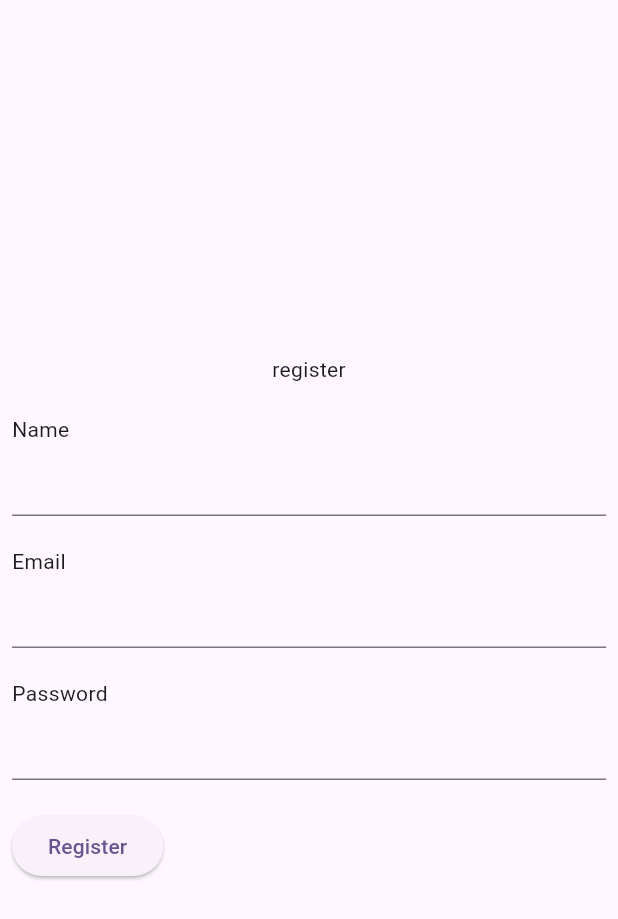
After one commit to Serianto/UJK, a Flutter app: the RegisScreen screen opened directly, after a tap on "Register", on a phone screen of 412 x 824 dp. The commit adds this screen. Shown: the top 919 px of the screen. Run offline on Flutter 3.47's test engine with Material 3 defaults, Android fonts, the phone set to English and light mode, and no system bars; our stand-ins replace shared_preferences; accounts and stored records are empty; network calls fail.

Commit message:
update login register

```diff
--- a/lib/handler/absent.dart
+++ b/lib/handler/absent.dart
@@ -11,7 +11,15 @@ class Register {
     required this.password,
   });
 
-  Map<String, dynamic> ToMap(){
+  factory Register.fromJson(Map<String, dynamic> json){
+    return Register(
+      name: json ['name'] ?? '',
+      email: json ['email'] ?? '',
+      password: json ['password'] ?? '',
+    );
+  }
+
+  Map<String, dynamic> ToJson(){
     return{
       'name' : name,
       'email' : email,
--- a/lib/main.dart
+++ b/lib/main.dart
@@ -1,4 +1,4 @@
-import 'package:absensi/page/login_regis_screen.dart';
+import 'package:absensi/page/login_screen.dart';
 import 'package:flutter/material.dart';
 
 void main() {
--- a/lib/page/login_regis_screen.dart
+++ b/lib/page/login_screen.dart
@@ -3,6 +3,7 @@ import 'dart:convert';
 import 'package:absensi/api/api.dart';
 import 'package:absensi/handler/absent.dart';
 import 'package:absensi/page/home_screen.dart';
+import 'package:absensi/page/regis_screen.dart';
 import 'package:flutter/material.dart';
 import 'package:shared_preferences/shared_preferences.dart';
 import 'package:http/http.dart' as myHttp;
@@ -103,7 +104,11 @@ class _LoginPageState extends State<LoginPage> {
                   onPressed: () {
                     login(emailController.text, passwordController.text);
                   },
-                  child: Text('Masuk'))
+                  child: Text('Masuk')),
+
+                ElevatedButton(
+                  onPressed: () => Navigator.of(context).push(MaterialPageRoute(builder: (context) => RegisScreen())) ,
+                  child: Text('Register'))
               ],
             ),
           ),)),
--- /dev/null
+++ b/lib/page/regis_screen.dart
@@ -0,0 +1,96 @@
+import 'dart:convert';
+
+import 'package:absensi/api/api.dart';
+import 'package:absensi/handler/absent.dart';
+import 'package:absensi/page/login_screen.dart';
+import 'package:flutter/material.dart';
+import 'package:http/http.dart' as myHttp;
+import 'package:shared_preferences/shared_preferences.dart';
+
+class RegisScreen extends StatefulWidget {
+  const RegisScreen({super.key});
+
+  @override
+  State<RegisScreen> createState() => _RegisScreenState();
+}
+
+class _RegisScreenState extends State<RegisScreen> {
+    final Future<SharedPreferences> _prefs = SharedPreferences.getInstance();
+    TextEditingController nameController = TextEditingController();
+    TextEditingController emailController = TextEditingController();
+    TextEditingController passwordController = TextEditingController();
+
+    Future<void> register(String name, String email, String password) async{
+      Register? register;
+      Map<String, String> body = {
+        'name' : name,
+        'email' : email,
+        'password' : password,
+      };
+
+      var response = await myHttp.post(Uri.parse(Api.baseUrl + Api.register),
+      body: body);
+
+      if(response.statusCode == 401){
+        ScaffoldMessenger.of(context).showSnackBar(SnackBar(content: Text('Ada yang salah')));
+      } else {
+        register = Register.fromJson(json.decode(response.body));
+        saveUser(register.email, register.name);
+      }
+    }
+
+    Future<void> saveUser(String email, String name) async{
+      try{
+        final SharedPreferences pref = await _prefs;
+        pref.setString('email', email);
+        pref.setString('name', name);
+
+        Navigator.of(context).push(MaterialPageRoute(builder: (context) => LoginPage())).then((value){
+          setState(() {});
+        });
+      }catch(err){
+        print('Error : $err');
+        ScaffoldMessenger.of(context).showSnackBar(SnackBar(content: Text(err.toString())));
+      }
+    }
+
+  @override
+  Widget build(BuildContext context) {
+    return Scaffold(
+      body: SafeArea(
+        child: Padding(
+          padding: const EdgeInsets.all(8),
+          child: Center(
+            child: Column(
+              crossAxisAlignment: CrossAxisAlignment.start,
+              mainAxisAlignment: MainAxisAlignment.center,
+              children: [
+                Center(child: Text('register')),
+                SizedBox(height: 20),
+                Text('Name'),
+                TextField(
+                  controller: nameController,
+                ),
+                SizedBox(height: 20),
+                Text('Email'),
+                TextField(
+                  controller: emailController,
+                ),
+                SizedBox(height: 20),
+                Text('Password'),
+                TextField(
+                  controller: passwordController,
+                  obscureText: true,
+                ),
+                SizedBox(height: 20),
+                ElevatedButton(
+                  onPressed: (){
+                    register(nameController.text, emailController.text, passwordController.text);
+                  },
+                  child: Text('Register'))
+              ],
+            ),
+          ),)),
+    );
+  }
+}
```
